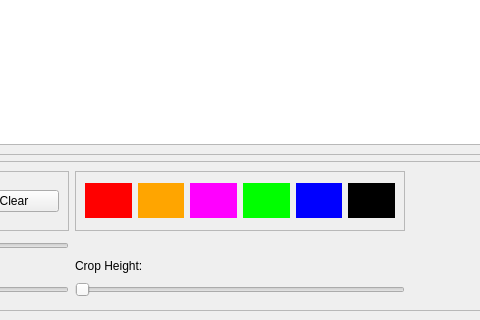
Old version of the form editimagewindow.ui in the repository nickdonnelly/horus; both pictures show x 280 to 760 and y 390 to 710 of the 1040 by 710 pixel window.
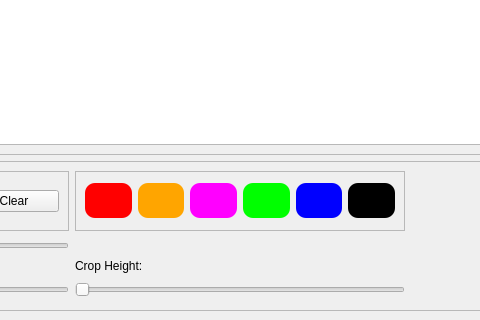
New version of the form.

Commit message: - The add text button on the image editor is no longer enabled when in drawing mode. + Added a selection indicator to the colors on the edit image window. * Some stylistic changes to the colors in the edit image window.

```diff
--- a/editimagewindow.ui
+++ b/editimagewindow.ui
@@ -199,7 +199,8 @@
           <item>
            <widget class="QPushButton" name="btnRed">
             <property name="styleSheet">
-             <string notr="true">background-color: rgba(255,0,0,255);</string>
+             <string notr="true">background-color: rgba(255,0,0,255);
+border-radius: 10px;</string>
             </property>
             <property name="text">
              <string/>
@@ -209,7 +210,8 @@
           <item>
            <widget class="QPushButton" name="btnOrange">
             <property name="styleSheet">
-             <string notr="true">background-color: orange;</string>
+             <string notr="true">background-color: orange;
+border-radius: 10px;</string>
             </property>
             <property name="text">
              <string/>
@@ -219,7 +221,8 @@
           <item>
            <widget class="QPushButton" name="btnPink">
             <property name="styleSheet">
-             <string notr="true">background-color: rgba(255,0,255,255);</string>
+             <string notr="true">background-color: rgba(255,0,255,255);
+border-radius: 10px;</string>
             </property>
             <property name="text">
              <string/>
@@ -229,7 +232,8 @@
           <item>
            <widget class="QPushButton" name="btnGreen">
             <property name="styleSheet">
-             <string notr="true">background-color: rgba(0,255,0,255);</string>
+             <string notr="true">background-color: rgba(0,255,0,255);
+border-radius: 10px;</string>
             </property>
             <property name="text">
              <string/>
@@ -239,7 +243,8 @@
           <item>
            <widget class="QPushButton" name="btnBlue">
             <property name="styleSheet">
-             <string notr="true">background-color: rgba(0,0,255,255);</string>
+             <string notr="true">background-color: rgba(0,0,255,255);
+border-radius: 10px;</string>
             </property>
             <property name="text">
              <string/>
@@ -249,7 +254,8 @@
           <item>
            <widget class="QPushButton" name="btnBlack">
             <property name="styleSheet">
-             <string notr="true">background: rgba(0,0,0,255);</string>
+             <string notr="true">background: rgba(0,0,0,255);
+border-radius: 10px;</string>
             </property>
             <property name="text">
              <string/>
```
Left out of the diff: 10 changed lines with no effect on the pictures. The commit also changes 2 other files.
